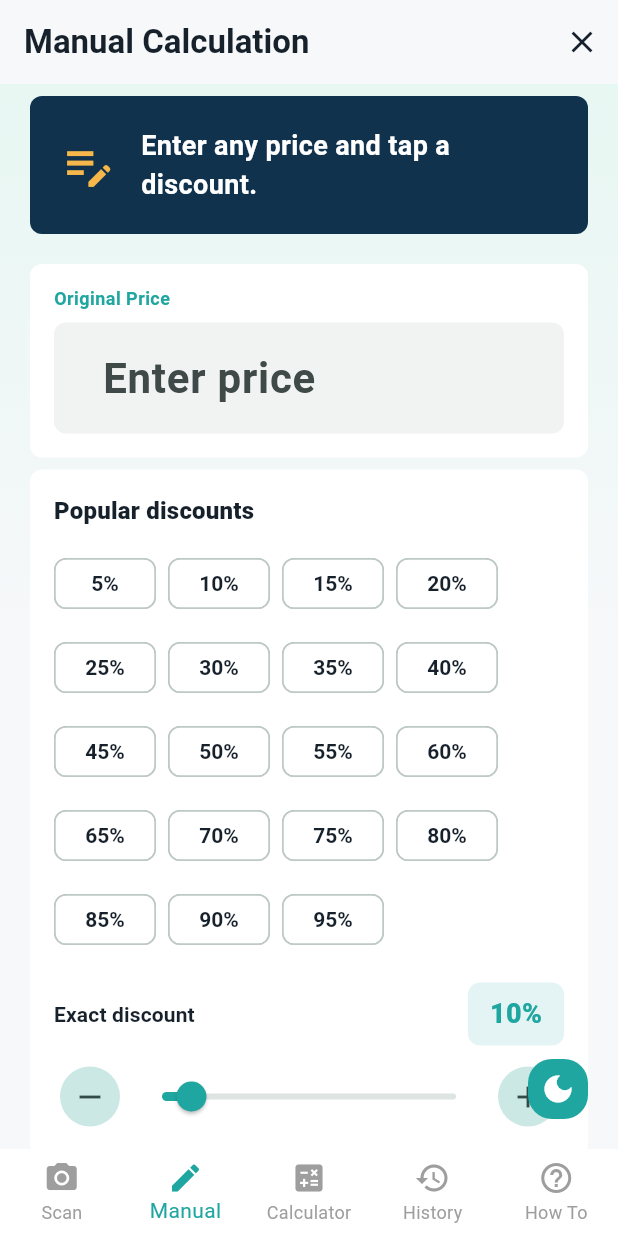
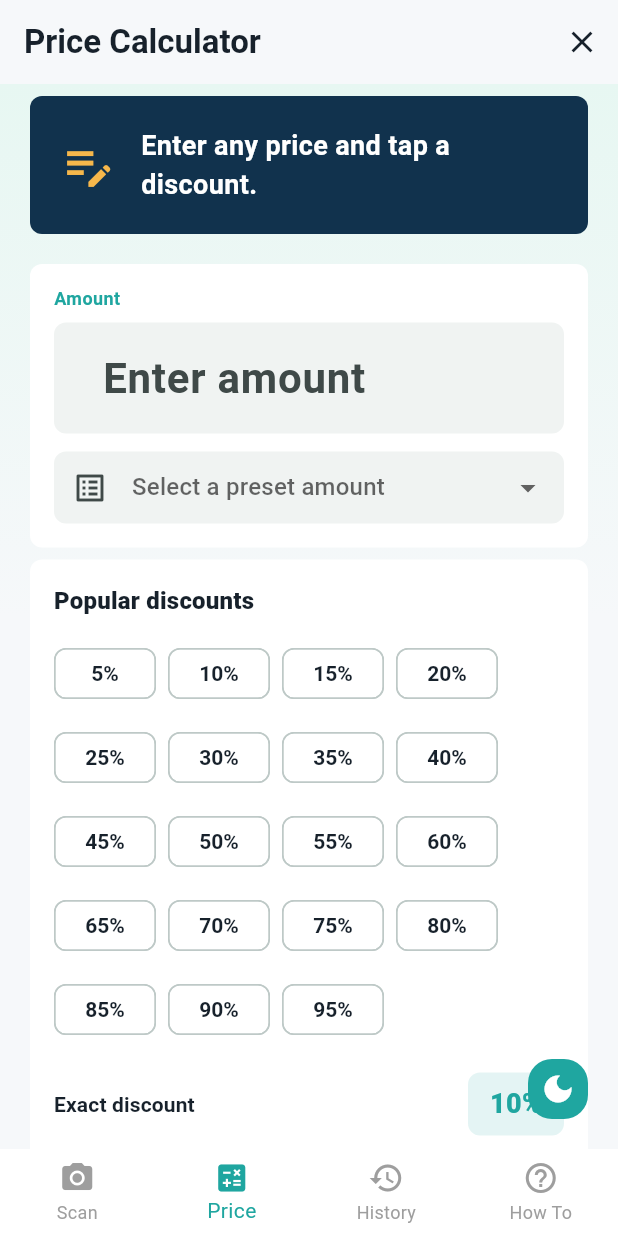
Before and after one commit to vickyrare/discount-scanner, a Flutter app: the screen it shows after launch, item 2 of the bottom bar chosen, after a tap on the "clear" icon, on a phone screen of 412 x 824 dp. Run offline on Flutter 3.47's test engine with Material 3 defaults, Android fonts, the light colour scheme and no system bars; our stand-ins replace camera, shared_preferences; missing offline and left inert: google_mlkit_text_recognition.

Commit message:
Refine price calculator and scanner lifecycle

```diff
--- a/lib/calculator_screen.dart
+++ /dev/null
@@ -1,231 +0,0 @@
-import 'dart:async';
-
-import 'package:discount_scanner/app_theme.dart';
-import 'package:discount_scanner/services/history_service.dart';
-import 'package:discount_scanner/widgets/discount_selector.dart';
-import 'package:discount_scanner/widgets/themed_scaffold.dart';
-import 'package:flutter/material.dart';
-
-class CalculatorScreen extends StatefulWidget {
-  const CalculatorScreen({super.key});
-
-  @override
-  State<CalculatorScreen> createState() => _CalculatorScreenState();
-}
-
-class _CalculatorScreenState extends State<CalculatorScreen> {
-  double? _selectedPrice;
-  int? _selectedDiscount;
-  double? _finalPrice;
-  Timer? _historySaveTimer;
-
-  final List<double> _prices = _generatePrices();
-
-  static List<double> _generatePrices() {
-    final List<double> prices = [];
-    // 5 to 100, increments of 5
-    for (double i = 5; i <= 100; i += 5) {
-      prices.add(i);
-    }
-    // 110 to 500, increments of 10
-    for (double i = 110; i <= 500; i += 10) {
-      prices.add(i);
-    }
-    // 550 to 1000, increments of 50
-    for (double i = 550; i <= 1000; i += 50) {
-      prices.add(i);
-    }
-    // 1100 to 5000, increments of 100
-    for (double i = 1100; i <= 5000; i += 100) {
-      prices.add(i);
-    }
-    return prices;
-  }
-
-  void _calculateFinalPrice() {
-    if (_selectedPrice != null && _selectedDiscount != null) {
-      final finalPriceValue =
-          _selectedPrice! - (_selectedPrice! * (_selectedDiscount! / 100));
-      setState(() {
-        _finalPrice = finalPriceValue;
-      });
-      _scheduleHistorySave(finalPriceValue);
-    } else {
-      _historySaveTimer?.cancel();
-      setState(() {
-        _finalPrice = null;
-      });
-    }
-  }
-
-  void _scheduleHistorySave(double finalPriceValue) {
-    _historySaveTimer?.cancel();
-    final price = _selectedPrice!;
-    final discount = _selectedDiscount!;
-
-    _historySaveTimer = Timer(const Duration(milliseconds: 700), () {
-      HistoryService.addCalculation(
-        price: price,
-        discount: discount.toDouble(),
-        finalPrice: finalPriceValue,
-      );
-    });
-  }
-
-  void _selectDiscount(int discount) {
-    _selectedDiscount = discount;
-    _calculateFinalPrice();
-  }
-
-  @override
-  void dispose() {
-    _historySaveTimer?.cancel();
-    super.dispose();
-  }
-
-  @override
-  Widget build(BuildContext context) {
-    return ThemedScaffold(
-      appBar: AppBar(title: const Text('Discount Calculator')),
-      body: SingleChildScrollView(
-        padding: const EdgeInsets.fromLTRB(20, 8, 20, 120),
-        child: Column(
-          crossAxisAlignment: CrossAxisAlignment.stretch,
-          children: [
-            _buildHeader(),
-            const SizedBox(height: 20),
-            _buildDropdownCard(
-              label: 'Original Price',
-              child: DropdownButtonFormField<double>(
-                value: _selectedPrice,
-                hint: const Text('Select Price'),
-                decoration: const InputDecoration(
-                  border: InputBorder.none,
-                  contentPadding: EdgeInsets.symmetric(horizontal: 16),
-                ),
-                items: _prices.map((price) {
-                  return DropdownMenuItem<double>(
-                    value: price,
-                    child: Text(price.toStringAsFixed(2)),
-                  );
-                }).toList(),
-                onChanged: (value) {
-                  _selectedPrice = value;
-                  _calculateFinalPrice();
-                },
-              ),
-            ),
-            if (_finalPrice != null) ...[
-              const SizedBox(height: 12),
-              AnimatedSwitcher(
-                duration: const Duration(milliseconds: 300),
-                child: _buildFinalPriceDisplay(_finalPrice!),
-              ),
-              const SizedBox(height: 16),
-            ] else
-              const SizedBox(height: 8),
-            DiscountSelector(
-              selectedDiscount: _selectedDiscount,
-              onSelected: _selectDiscount,
-            ),
-          ],
-        ),
-      ),
-    );
-  }
-
-  Widget _buildHeader() {
-    final colorScheme = Theme.of(context).colorScheme;
-
-    return Container(
-      padding: const EdgeInsets.all(20),
-      decoration: BoxDecoration(
-        color: colorScheme.primary,
-        borderRadius: BorderRadius.circular(8),
-        boxShadow: [
-          BoxShadow(
-            color: colorScheme.primary.withValues(alpha: 0.22),
-            blurRadius: 24,
-            offset: const Offset(0, 12),
-          ),
-        ],
-      ),
-      child: const Row(
-        children: [
-          Icon(Icons.speed, color: Colors.white, size: 36),
-          SizedBox(width: 16),
-          Expanded(
-            child: Text(
-              'Quickly compare common shelf discounts.',
-              style: TextStyle(
-                color: Colors.white,
-                fontSize: 18,
-                fontWeight: FontWeight.w700,
-              ),
-            ),
-          ),
-        ],
-      ),
-    );
-  }
-
-  Widget _buildDropdownCard({required String label, required Widget child}) {
-    final colorScheme = Theme.of(context).colorScheme;
-
-    return Card(
-      color: colorScheme.surface,
-      child: Padding(
-        padding: const EdgeInsets.fromLTRB(16, 14, 16, 10),
-        child: Column(
-          crossAxisAlignment: CrossAxisAlignment.start,
-          children: [
-            Text(
-              label,
-              style: TextStyle(
-                fontSize: 12,
-                color: colorScheme.primary,
-                fontWeight: FontWeight.w700,
-                letterSpacing: 0.3,
-              ),
-            ),
-            const SizedBox(height: 8),
-            child,
-          ],
-        ),
-      ),
-    );
-  }
-
-  Widget _buildFinalPriceDisplay(double finalPrice) {
-    return Container(
-      decoration: BoxDecoration(
-        color: AppTheme.navy,
-        borderRadius: BorderRadius.circular(8),
-      ),
-      child: Padding(
-        padding: const EdgeInsets.symmetric(horizontal: 16, vertical: 14),
-        child: Row(
-          children: [
-            const Text(
-              'Final Price',
-              style: TextStyle(
-                fontSize: 16,
-                color: Colors.white70,
-                fontWeight: FontWeight.w600,
-              ),
-            ),
-            const Spacer(),
-            Text(
-              finalPrice.toStringAsFixed(2),
-              style: const TextStyle(
-                fontSize: 34,
-                fontWeight: FontWeight.bold,
-                color: AppTheme.amber,
-              ),
-            ),
-          ],
-        ),
-      ),
-    );
-  }
-}
--- a/lib/how_to_screen.dart
+++ b/lib/how_to_screen.dart
@@ -23,17 +23,10 @@ class HowToScreen extends StatelessWidget {
           ),
           _buildSection(
             context,
-            icon: Icons.edit,
-            title: 'Enter Price Manually',
+            icon: Icons.calculate,
+            title: 'Calculate a Discount',
             description:
-                'If the app can\'t detect the discount, or if you want to enter the price and discount manually, tap the "Enter Price Manually" button. You can then type in the price and select a discount.',
-          ),
-          _buildSection(
-            context,
-            icon: Icons.calculate,
-            title: 'Calculator',
-            description:
-                'The "Calculator" button allows you to quickly calculate a discount without using the camera. Simply select a price and a discount percentage to see the final price.',
+                'Use the Price tab to type any amount, or pick from the preset list to fill the amount automatically. Then choose a discount to see the final price.',
           ),
           _buildSection(
             context,
--- a/lib/main.dart
+++ b/lib/main.dart
@@ -1,5 +1,4 @@
 import 'package:discount_scanner/app_theme.dart';
-import 'package:discount_scanner/calculator_screen.dart';
 import 'package:discount_scanner/history_screen.dart';
 import 'package:discount_scanner/how_to_screen.dart';
 import 'package:discount_scanner/manual_price_entry_screen.dart';
@@ -47,14 +46,6 @@ class MainScreen extends StatefulWidget {
 class _MainScreenState extends State<MainScreen> {
   int _selectedIndex = 0;
 
-  final List<Widget> _screens = [
-    const ScannerScreen(),
-    const ManualPriceEntryScreen(),
-    const CalculatorScreen(),
-    const HistoryScreen(),
-    const HowToScreen(),
-  ];
-
   void _onItemTapped(int index) {
     setState(() {
       _selectedIndex = index;
@@ -63,16 +54,19 @@ class _MainScreenState extends State<MainScreen> {
 
   @override
   Widget build(BuildContext context) {
+    final screens = [
+      ScannerScreen(isActive: _selectedIndex == 0),
+      const ManualPriceEntryScreen(),
+      const HistoryScreen(),
+      const HowToScreen(),
+    ];
+
     return Scaffold(
-      body: IndexedStack(index: _selectedIndex, children: _screens),
+      body: IndexedStack(index: _selectedIndex, children: screens),
       bottomNavigationBar: BottomNavigationBar(
         items: const <BottomNavigationBarItem>[
           BottomNavigationBarItem(icon: Icon(Icons.camera_alt), label: 'Scan'),
-          BottomNavigationBarItem(icon: Icon(Icons.edit), label: 'Manual'),
-          BottomNavigationBarItem(
-            icon: Icon(Icons.calculate),
-            label: 'Calculator',
-          ),
+          BottomNavigationBarItem(icon: Icon(Icons.calculate), label: 'Price'),
           BottomNavigationBarItem(icon: Icon(Icons.history), label: 'History'),
           BottomNavigationBarItem(
             icon: Icon(Icons.help_outline),
--- a/lib/manual_price_entry_screen.dart
+++ b/lib/manual_price_entry_screen.dart
@@ -18,9 +18,29 @@ class ManualPriceEntryScreen extends StatefulWidget {
 class _ManualPriceEntryScreenState extends State<ManualPriceEntryScreen> {
   late final TextEditingController _priceController;
   double? _price;
+  double? _selectedPresetPrice;
   int? _discount;
   double? _finalPrice;
   Timer? _historySaveTimer;
+
+  final List<double> _presetPrices = _generatePresetPrices();
+
+  static List<double> _generatePresetPrices() {
+    final List<double> prices = [];
+    for (double i = 5; i <= 100; i += 5) {
+      prices.add(i);
+    }
+    for (double i = 110; i <= 500; i += 10) {
+      prices.add(i);
+    }
+    for (double i = 550; i <= 1000; i += 50) {
+      prices.add(i);
+    }
+    for (double i = 1100; i <= 5000; i += 100) {
+      prices.add(i);
+    }
+    return prices;
+  }
 
   @override
   void initState() {
@@ -34,7 +54,28 @@ class _ManualPriceEntryScreenState extends State<ManualPriceEntryScreen> {
 
   void _updatePrice() {
     _price = double.tryParse(_priceController.text);
+    _selectedPresetPrice = _findPresetPrice(_price);
     _calculateFinalPrice();
+  }
+
+  double? _findPresetPrice(double? price) {
+    if (price == null) return null;
+
+    for (final presetPrice in _presetPrices) {
+      if ((presetPrice - price).abs() < 0.001) {
+        return presetPrice;
+      }
+    }
+    return null;
+  }
+
+  void _selectPresetPrice(double? price) {
+    if (price == null) return;
+
+    _priceController.text = price.toStringAsFixed(2);
+    _priceController.selection = TextSelection.collapsed(
+      offset: _priceController.text.length,
+    );
   }
 
   void _selectDiscount(int discount) {
@@ -75,6 +116,7 @@ class _ManualPriceEntryScreenState extends State<ManualPriceEntryScreen> {
     _priceController.clear();
     setState(() {
       _price = null;
+      _selectedPresetPrice = null;
       _discount = null;
       _finalPrice = null;
     });
@@ -92,7 +134,7 @@ class _ManualPriceEntryScreenState extends State<ManualPriceEntryScreen> {
   Widget build(BuildContext context) {
     return ThemedScaffold(
       appBar: AppBar(
-        title: const Text('Manual Calculation'),
+        title: const Text('Price Calculator'),
         actions: [
           IconButton(
             tooltip: 'Clear',
@@ -108,7 +150,7 @@ class _ManualPriceEntryScreenState extends State<ManualPriceEntryScreen> {
           children: [
             _buildHeader(),
             const SizedBox(height: 20),
-            _buildPriceInputCard(),
+            _buildAmountCard(),
             if (_finalPrice != null) ...[
               const SizedBox(height: 12),
               AnimatedSwitcher(
@@ -154,7 +196,7 @@ class _ManualPriceEntryScreenState extends State<ManualPriceEntryScreen> {
     );
   }
 
-  Widget _buildPriceInputCard() {
+  Widget _buildAmountCard() {
     final colorScheme = Theme.of(context).colorScheme;
 
     return Card(
@@ -165,7 +207,7 @@ class _ManualPriceEntryScreenState extends State<ManualPriceEntryScreen> {
           crossAxisAlignment: CrossAxisAlignment.start,
           children: [
             Text(
-              'Original Price',
+              'Amount',
               style: TextStyle(
                 fontSize: 12,
                 color: colorScheme.primary,
@@ -178,7 +220,7 @@ class _ManualPriceEntryScreenState extends State<ManualPriceEntryScreen> {
               controller: _priceController,
               decoration: const InputDecoration(
                 prefixText: '\$',
-                hintText: 'Enter price',
+                hintText: 'Enter amount',
               ),
               style: const TextStyle(fontSize: 28, fontWeight: FontWeight.bold),
               keyboardType: const TextInputType.numberWithOptions(
@@ -187,6 +229,25 @@ class _ManualPriceEntryScreenState extends State<ManualPriceEntryScreen> {
               inputFormatters: [
                 FilteringTextInputFormatter.allow(RegExp(r'^\d+\.?\d{0,2}')),
               ],
+            ),
+            const SizedBox(height: 12),
+            DropdownButtonFormField<double>(
+              value: _selectedPresetPrice,
+              hint: const Text('Select a preset amount'),
+              decoration: const InputDecoration(
+                prefixIcon: Icon(Icons.list_alt),
+                contentPadding: EdgeInsets.symmetric(
+                  horizontal: 16,
+                  vertical: 12,
+                ),
+              ),
+              items: _presetPrices.map((price) {
+                return DropdownMenuItem<double>(
+                  value: price,
+                  child: Text(price.toStringAsFixed(2)),
+                );
+              }).toList(),
+              onChanged: _selectPresetPrice,
             ),
           ],
         ),
--- a/lib/scanner_screen.dart
+++ b/lib/scanner_screen.dart
@@ -13,7 +13,9 @@ import 'package:flutter/material.dart';
 import 'package:google_mlkit_text_recognition/google_mlkit_text_recognition.dart';
 
 class ScannerScreen extends StatefulWidget {
-  const ScannerScreen({super.key});
+  final bool isActive;
+
+  const ScannerScreen({super.key, this.isActive = true});
 
   @override
   State<ScannerScreen> createState() => _ScannerScreenState();
@@ -41,7 +43,7 @@ class _ScannerScreenState extends State<ScannerScreen> {
     if (_cameras != null && _cameras!.isNotEmpty) {
       _controller = CameraController(
         _cameras![0],
-        ResolutionPreset.max,
+        ResolutionPreset.medium,
         enableAudio: false,
         imageFormatGroup: Platform.isAndroid
             ? ImageFormatGroup.nv21
@@ -51,15 +53,58 @@ class _ScannerScreenState extends State<ScannerScreen> {
       if (!mounted) {
         return;
       }
-      _controller!.startImageStream(_processImage);
+      if (widget.isActive) {
+        await _startImageStream();
+      }
       setState(() {
         _isCameraInitialized = true;
       });
     }
   }
 
+  @override
+  void didUpdateWidget(covariant ScannerScreen oldWidget) {
+    super.didUpdateWidget(oldWidget);
+    if (oldWidget.isActive == widget.isActive) return;
+
+    if (widget.isActive) {
+      _startImageStream();
+    } else {
+      _stopScanning();
+    }
+  }
+
+  Future<void> _startImageStream() async {
+    final controller = _controller;
+    if (controller == null ||
+        !controller.value.isInitialized ||
+        controller.value.isStreamingImages ||
+        _isNavigating) {
+      return;
+    }
+
+    await controller.startImageStream(_processImage);
+  }
+
+  Future<void> _stopImageStream() async {
+    final controller = _controller;
+    if (controller == null ||
+        !controller.value.isInitialized ||
+        !controller.value.isStreamingImages) {
+      return;
+    }
+
+    await controller.stopImageStream();
+  }
+
+  void _stopScanning() {
+    _navigationTimer?.cancel();
+    _isBusy = false;
+    _stopImageStream();
+  }
+
   void _processImage(CameraImage image) {
-    if (_isBusy || _isNavigating) {
+    if (!widget.isActive || _isBusy || _isNavigating) {
       return;
     }
     _isBusy = true;
@@ -93,6 +138,8 @@ class _ScannerScreenState extends State<ScannerScreen> {
     _textRecognizer
         .processImage(inputImage)
         .then((RecognizedText recognizedText) {
+          if (!mounted || !widget.isActive) return;
+
           final parsedResult = TextParser.parse(recognizedText.text);
           final price = parsedResult['price'];
           final discount = parsedResult['discount'];
@@ -121,9 +168,9 @@ class _ScannerScreenState extends State<ScannerScreen> {
   }
 
   void _navigateToResult(double price, double discount) {
-    if (_isNavigating) return;
+    if (_isNavigating || !widget.isActive) return;
     _isNavigating = true;
-    _controller?.stopImageStream();
+    _stopImageStream();
     Navigator.pushReplacement(
       context,
       MaterialPageRoute(
@@ -133,9 +180,9 @@ class _ScannerScreenState extends State<ScannerScreen> {
   }
 
   void _navigateToManualDiscount(double price) {
-    if (_isNavigating) return;
+    if (_isNavigating || !widget.isActive) return;
     _isNavigating = true;
-    _controller?.stopImageStream();
+    _stopImageStream();
     Navigator.pushReplacement(
       context,
       MaterialPageRoute(
@@ -149,8 +196,8 @@ class _ScannerScreenState extends State<ScannerScreen> {
     _detectedPrice = null;
     _detectedDiscount = null;
     _navigationTimer?.cancel();
-    if (mounted) {
-      _controller?.startImageStream(_processImage);
+    if (mounted && widget.isActive) {
+      _startImageStream();
     }
     setState(() {});
   }
```
Also changed, not shown: 1 other file.
